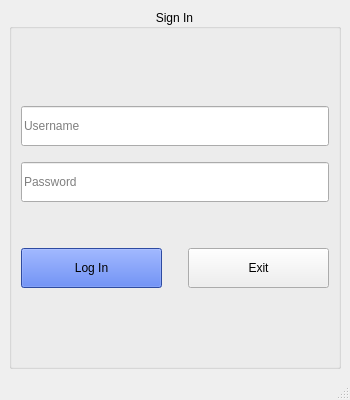
Above: bms/loginwindow.ui from MythicSTR/bms-project before the change. Below: the same form after it.
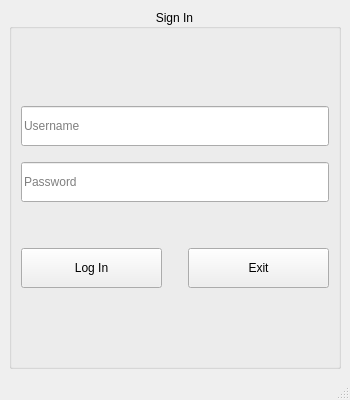
That is the form after the change.

```diff
--- a/bms/loginwindow.ui
+++ b/bms/loginwindow.ui
@@ -147,7 +147,7 @@
               </size>
              </property>
              <property name="styleSheet">
-              <string notr="true">background-color:royalblue ;</string>
+              <string notr="true"/>
              </property>
              <property name="text">
               <string>Log In</string>
```
